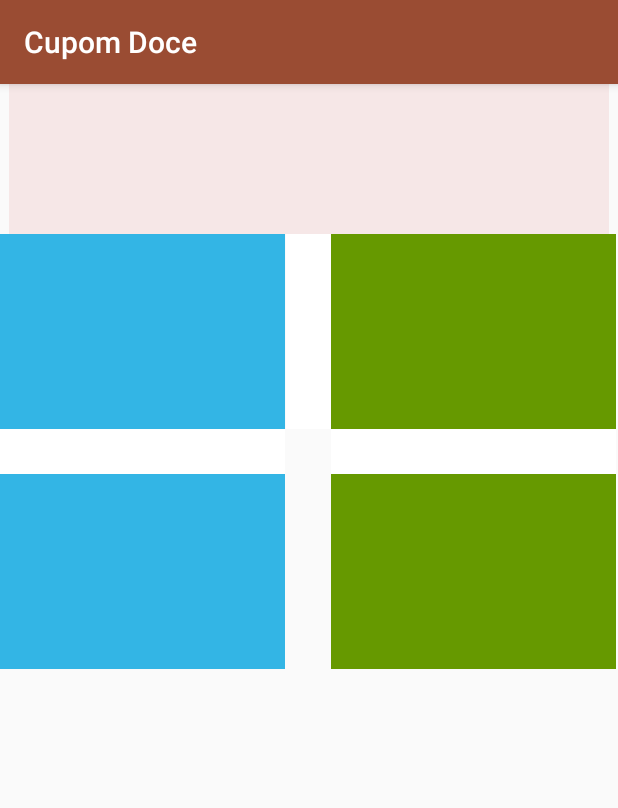
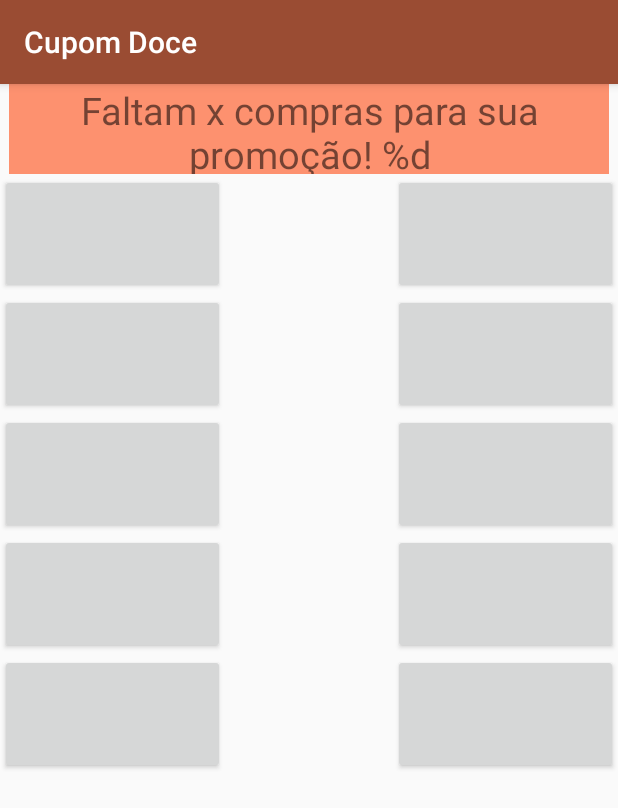
Before and after one commit to talialino/Meu-App, an Android app: the cupomActivity screen opened directly, with no data from a screen before it, on a phone screen of 412 x 824 dp. Shown: the top 808 px of the screen. Run offline under Robolectric (Android 15) with nearby library versions, the phone set to English and light mode, and no system bars.

Commit message:
adding buttons

```diff
--- a/app/src/main/java/com/piu/doces_app/cupomActivity.kt
+++ b/app/src/main/java/com/piu/doces_app/cupomActivity.kt
@@ -7,5 +7,8 @@ class cupomActivity : AppCompatActivity() {
     override fun onCreate(savedInstanceState: Bundle?) {
         super.onCreate(savedInstanceState)
         setContentView(R.layout.activity_cupom)
+
+        var d = 0
+        d++
     }
 }
--- a/app/src/main/res/layout/activity_cupom.xml
+++ b/app/src/main/res/layout/activity_cupom.xml
@@ -7,88 +7,114 @@
     tools:context=".cupomActivity">
 
     <TextView
-        android:id="@+id/topqtd"
+        android:id="@+id/barratop"
         android:layout_width="400dp"
-        android:layout_height="100dp"
-        android:text=" "
-        android:background="#9EF4DCDC"
+        android:layout_height="60dp"
+        android:text="@string/txt_cupons"
+        android:textSize="@dimen/tam_txt3"
+        android:gravity="center"
+        android:background="#A3FF5722"
         android:layout_centerInParent="true"
         android:layout_alignParentTop="true"
         />
 
-    <TextView
-        android:id="@+id/qd1"
+
+    <Button
+        android:id="@+id/bt_es1"
         android:layout_width="@dimen/wid_text"
         android:layout_height="@dimen/heig_text"
         android:text=" "
-        android:background="@android:color/holo_blue_light"
+        android:textSize="@dimen/tam_txt2"
         android:layout_centerVertical="true"
-        android:layout_below="@id/topqtd"
+        android:layout_below="@id/barratop"
         />
-
-    <TextView
-        android:id="@+id/cent1"
-        android:layout_width="@dimen/wid_text"
-        android:layout_height="30dp"
-        android:text=" "
-        android:background="@android:color/white"
-        android:layout_centerVertical="true"
-        android:layout_below="@id/qd1"
-        />
-
-    <TextView
-        android:id="@+id/meio"
-        android:layout_width="30dp"
-        android:layout_height="@dimen/heig_text"
-        android:layout_centerInParent="true"
-        android:background="@android:color/white"
-        android:layout_below="@id/topqtd"
-        />
-
-    <TextView
-        android:id="@+id/qd2"
+    <Button
+        android:id="@+id/bt_es2"
         android:layout_width="@dimen/wid_text"
         android:layout_height="@dimen/heig_text"
         android:text=" "
-        android:background="@android:color/holo_green_dark"
+        android:textSize="@dimen/tam_txt2"
         android:layout_centerVertical="true"
-        android:layout_toRightOf="@id/meio"
-        android:layout_below="@id/topqtd"
+        android:layout_below="@id/bt_es1"
         />
-
-    <TextView
-        android:id="@+id/cent2"
-        android:layout_width="@dimen/wid_text"
-        android:layout_height="30dp"
-        android:text=" "
-        android:background="@android:color/white"
-        android:layout_centerVertical="true"
-        android:layout_toRightOf="@id/meio"
-        android:layout_below="@id/qd2"
-        />
-
-    <TextView
-        android:id="@+id/qd3"
+    <Button
+        android:id="@+id/bt_es3"
         android:layout_width="@dimen/wid_text"
         android:layout_height="@dimen/heig_text"
         android:text=" "
-        android:background="@android:color/holo_blue_light"
+        android:textSize="@dimen/tam_txt2"
         android:layout_centerVertical="true"
-        android:layout_below="@id/cent1"
+        android:layout_below="@id/bt_es2"
         />
-
-    <TextView
-        android:id="@+id/qd4"
+    <Button
+        android:id="@+id/bt_es4"
         android:layout_width="@dimen/wid_text"
         android:layout_height="@dimen/heig_text"
         android:text=" "
-        android:background="@android:color/holo_green_dark"
+        android:textSize="@dimen/tam_txt2"
         android:layout_centerVertical="true"
-        android:layout_toRightOf="@id/meio"
-        android:layout_below="@id/cent2"
+        android:layout_below="@id/bt_es3"
+        />
+    <Button
+        android:id="@+id/bt_es5"
+        android:layout_width="@dimen/wid_text"
+        android:layout_height="@dimen/heig_text"
+        android:text=" "
+        android:textSize="@dimen/tam_txt2"
+        android:layout_centerVertical="true"
+        android:layout_below="@id/bt_es4"
+        />
+
+    <Button
+        android:id="@+id/bt_di1"
+        android:layout_width="@dimen/wid_text"
+        android:layout_height="@dimen/heig_text"
+        android:text=" "
+        android:textSize="@dimen/tam_txt2"
+        android:layout_centerVertical="true"
+        android:layout_alignParentRight="true"
+        android:layout_below="@id/barratop"
+        />
+    <Button
+        android:id="@+id/bt_di2"
+        android:layout_width="@dimen/wid_text"
+        android:layout_height="@dimen/heig_text"
+        android:text=" "
+        android:textSize="@dimen/tam_txt2"
+        android:layout_centerVertical="true"
+        android:layout_alignParentRight="true"
+        android:layout_below="@id/bt_di1"
+        />
+    <Button
+        android:id="@+id/bt_di3"
+        android:layout_width="@dimen/wid_text"
+        android:layout_height="@dimen/heig_text"
+        android:text=" "
+        android:textSize="@dimen/tam_txt2"
+        android:layout_centerVertical="true"
+        android:layout_alignParentRight="true"
+        android:layout_below="@id/bt_di2"
+        />
+    <Button
+        android:id="@+id/bt_di4"
+        android:layout_width="@dimen/wid_text"
+        android:layout_height="@dimen/heig_text"
+        android:text=" "
+        android:textSize="@dimen/tam_txt2"
+        android:layout_centerVertical="true"
+        android:layout_alignParentRight="true"
+        android:layout_below="@id/bt_di3"
+        />
+    <Button
+        android:id="@+id/bt_di5"
+        android:layout_width="@dimen/wid_text"
+        android:layout_height="@dimen/heig_text"
+        android:text=" "
+        android:textSize="@dimen/tam_txt2"
+        android:layout_centerVertical="true"
+        android:layout_alignParentRight="true"
+        android:layout_below="@id/bt_di4"
         />
 
 
-
-
 </RelativeLayout>
--- a/app/src/main/res/values/dimens.xml
+++ b/app/src/main/res/values/dimens.xml
@@ -1,6 +1,8 @@
 <?xml version="1.0" encoding="utf-8"?>
 <resources>
-    <dimen name="tam_txt1">50px</dimen>
-    <dimen name="wid_text">190dp</dimen>
-    <dimen name="heig_text">130dp</dimen>
+    <dimen name="tam_txt1">30sp</dimen>
+    <dimen name="wid_text">150dp</dimen>
+    <dimen name="heig_text">80dp</dimen>
+    <dimen name="tam_txt2">50sp</dimen>
+    <dimen name="tam_txt3">25sp</dimen>
 </resources>
--- a/app/src/main/res/values/strings.xml
+++ b/app/src/main/res/values/strings.xml
@@ -3,4 +3,5 @@
     <string name="welcome">Bem vindo(a)!!</string>
     <string name="text_bt1">Acessar cupom</string>
     <string name="txt_bt2">Cadastre-se</string>
+    <string name="txt_cupons">Faltam x compras para sua promoção! %d</string>
 </resources>
```
